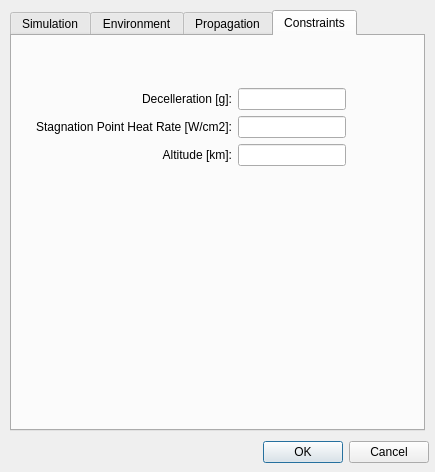
This is sta-src/Entry/reentry.ui in Dwarf-Planet-Project/SpaceDesignTool as Qt 5 draws it before an edit. The edited form follows.
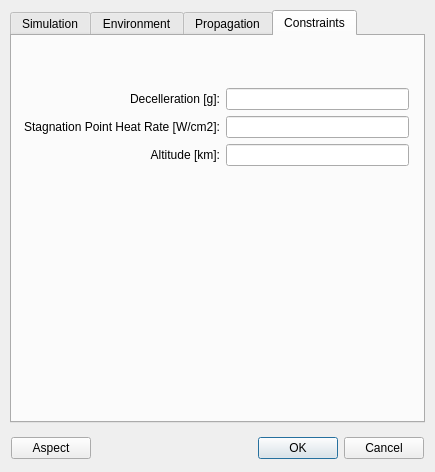
This is the edited form. The open tabs and pages were chosen to show the change. Icons and pictures are not drawn.

Commit message: Enabling ASPECT (model, color, and arc name) in re-entry vehicles simulations

```diff
--- a/sta-src/Entry/reentry.ui
+++ b/sta-src/Entry/reentry.ui
@@ -10,6 +10,12 @@
     <height>472</height>
    </rect>
   </property>
+  <property name="minimumSize">
+   <size>
+    <width>435</width>
+    <height>472</height>
+   </size>
+  </property>
   <property name="maximumSize">
    <size>
     <width>435</width>
@@ -23,29 +29,13 @@
    <iconset resource="../../iconary/sta-icons.qrc">
     <normaloff>:/icons/reentryVehicle.png</normaloff>:/icons/reentryVehicle.png</iconset>
   </property>
-  <widget class="QDialogButtonBox" name="buttonBox">
-   <property name="geometry">
-    <rect>
-     <x>88</x>
-     <y>436</y>
-     <width>341</width>
-     <height>32</height>
-    </rect>
-   </property>
-   <property name="orientation">
-    <enum>Qt::Horizontal</enum>
-   </property>
-   <property name="standardButtons">
-    <set>QDialogButtonBox::Cancel|QDialogButtonBox::Ok</set>
-   </property>
-  </widget>
   <widget class="QTabWidget" name="ReEntryTabWidgetEdit">
    <property name="geometry">
     <rect>
      <x>10</x>
      <y>10</y>
      <width>415</width>
-     <height>421</height>
+     <height>413</height>
     </rect>
    </property>
    <property name="currentIndex">
@@ -1326,7 +1316,7 @@
     <widget class="QWidget" name="gridLayoutWidget_4">
      <property name="geometry">
       <rect>
-       <x>24</x>
+       <x>12</x>
        <y>8</y>
        <width>385</width>
        <height>165</height>
@@ -1397,19 +1387,6 @@
         </property>
        </spacer>
       </item>
-      <item row="2" column="2">
-       <spacer name="horizontalSpacer">
-        <property name="orientation">
-         <enum>Qt::Horizontal</enum>
-        </property>
-        <property name="sizeHint" stdset="0">
-         <size>
-          <width>40</width>
-          <height>20</height>
-         </size>
-        </property>
-       </spacer>
-      </item>
       <item row="0" column="0">
        <spacer name="verticalSpacer_2">
         <property name="orientation">
@@ -1427,6 +1404,48 @@
     </widget>
    </widget>
   </widget>
+  <widget class="QWidget" name="horizontalLayoutWidget">
+   <property name="geometry">
+    <rect>
+     <x>11</x>
+     <y>432</y>
+     <width>413</width>
+     <height>32</height>
+    </rect>
+   </property>
+   <layout class="QHBoxLayout" name="horizontalLayout_3">
+    <item>
+     <widget class="QPushButton" name="pushButtonAspect">
+      <property name="text">
+       <string>Aspect</string>
+      </property>
+     </widget>
+    </item>
+    <item>
+     <spacer name="horizontalSpacer_4">
+      <property name="orientation">
+       <enum>Qt::Horizontal</enum>
+      </property>
+      <property name="sizeHint" stdset="0">
+       <size>
+        <width>40</width>
+        <height>20</height>
+       </size>
+      </property>
+     </spacer>
+    </item>
+    <item>
+     <widget class="QDialogButtonBox" name="buttonBox">
+      <property name="orientation">
+       <enum>Qt::Horizontal</enum>
+      </property>
+      <property name="standardButtons">
+       <set>QDialogButtonBox::Cancel|QDialogButtonBox::Ok</set>
+      </property>
+     </widget>
+    </item>
+   </layout>
+  </widget>
  </widget>
  <tabstops>
   <tabstop>EntryAltLineEdit</tabstop>
```
Left out of the diff: 8 changed lines with no effect on the pictures. The commit also changes 5 other files.
